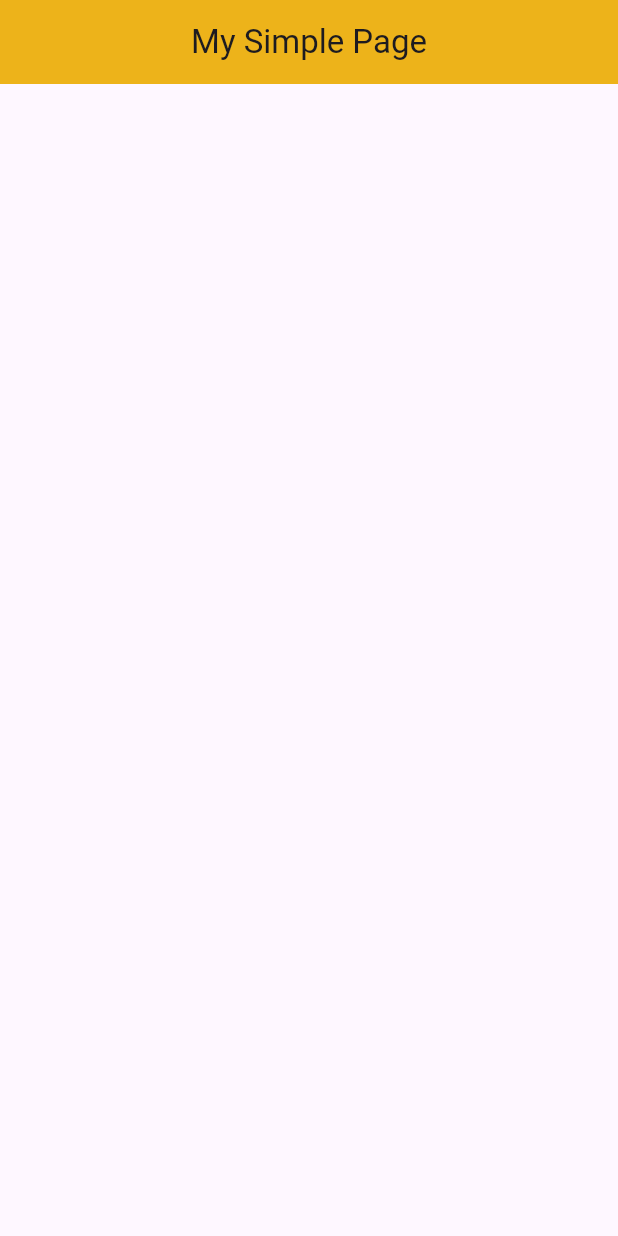
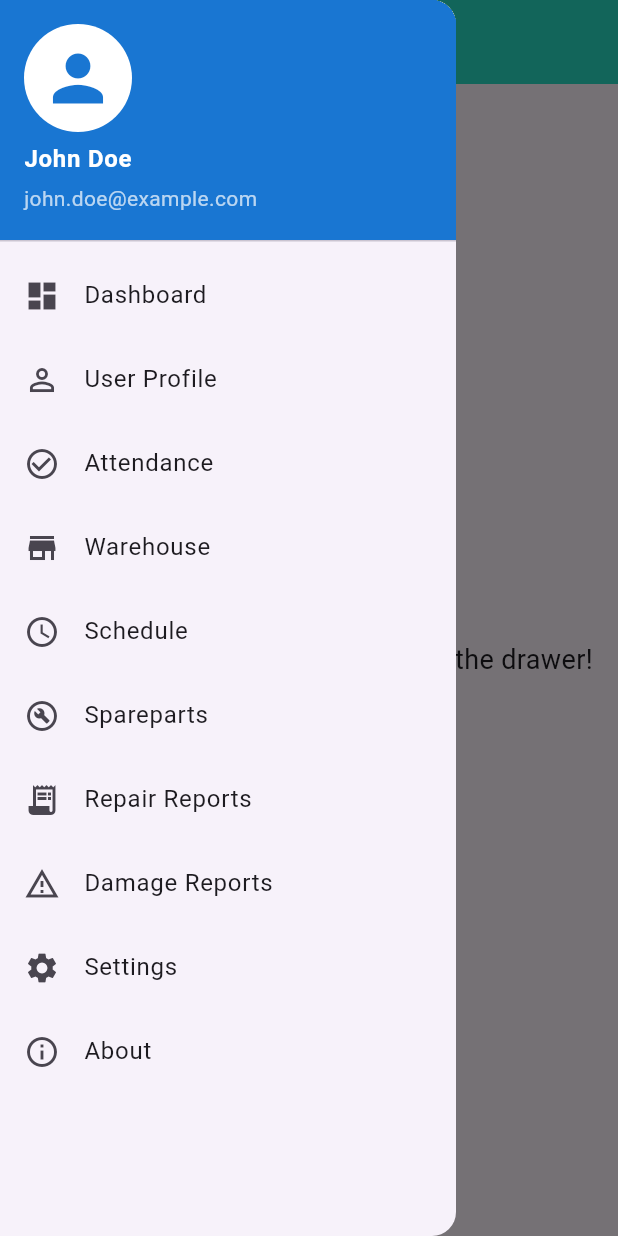
Before and after one commit to Alex16oz/aplikasiflutter1, a Flutter app: the screen it shows after launch, with the side drawer open (before the commit the screen has no drawer), on a phone screen of 412 x 824 dp. Run offline on Flutter 3.47's test engine with Material 3 defaults, Android fonts, the phone set to English and light mode, and no system bars.

Commit message:
nav drawer 1

```diff
--- a/lib/main.dart
+++ b/lib/main.dart
@@ -12,7 +12,11 @@ class MyApp extends StatelessWidget {
     return MaterialApp(
       title: 'Flutter AppBar Demo',
       theme: ThemeData(
-        primarySwatch: Colors.blue,
+        // Using a specific hex color for the primary color
+        primaryColor: const Color(0xFF1EF1C9), // A deep blue color
+        // You can further define your color scheme if needed:
+        // colorScheme: ColorScheme.fromSeed(seedColor: const Color(0xFF0D47A1)),
+        // useMaterial3: true, // Optional: to use Material 3 design
       ),
       home: const SimplePageWithAppBar(),
     );
@@ -27,13 +31,137 @@ class SimplePageWithAppBar extends StatelessWidget {
     return Scaffold(
       appBar: AppBar(
         title: const Text('My Simple Page'),
-        backgroundColor: Colors.amber,
+        // Using a specific hex color for the AppBar background
+        backgroundColor: const Color(0xFF1EF1C9), // Amber color
         elevation: 8.0,
         centerTitle: true,
+        // IconTheme for AppBar icons, if needed, can be set here or in ThemeData
+        // iconTheme: IconThemeData(color: const Color(0xFFFFFFFF)), // Example: White icons
+        // titleTextStyle: TextStyle(color: const Color(0xFF000000)), // Example: Black title
+      ),
+      drawer: Drawer(
+        child: ListView(
+          padding: EdgeInsets.zero,
+          children: <Widget>[
+            UserAccountsDrawerHeader(
+              accountName: const Text(
+                'John Doe',
+                style: TextStyle(
+                  // Using a specific hex color for text
+                  color: Color(0xFFFFFFFF), // White color
+                  fontWeight: FontWeight.bold,
+                ),
+              ),
+              accountEmail: const Text(
+                'john.doe@example.com',
+                style: TextStyle(
+                  // Using a specific hex color with opacity for text
+                  color: Color(0xB3FFFFFF), // White color with 70% opacity
+                ),
+              ),
+              currentAccountPicture: CircleAvatar(
+                // Using a specific hex color for the avatar background
+                backgroundColor: const Color(0xFFFFFFFF), // White color
+                child: Icon(
+                  Icons.person,
+                  size: 50.0,
+                  // Using a specific hex color for the icon
+                  color: const Color(0xFF1976D2), // A medium blue color
+                ),
+              ),
+              decoration: BoxDecoration(
+                // Using a specific hex color for the header background
+                color: const Color(0xFF1976D2), // A medium blue color
+              ),
+            ),
+            ListTile(
+              leading: const Icon(Icons.dashboard),
+              title: const Text('Dashboard'),
+              onTap: () {
+                print('Dashboard tapped');
+                Navigator.pop(context);
+              },
+            ),
+            ListTile(
+              leading: const Icon(Icons.person_outline),
+              title: const Text('User Profile'),
+              onTap: () {
+                print('User Profile tapped');
+                Navigator.pop(context);
+              },
+            ),
+            ListTile(
+              leading: const Icon(Icons.check_circle_outline),
+              title: const Text('Attendance'),
+              onTap: () {
+                print('Attendance tapped');
+                Navigator.pop(context);
+              },
+            ),
+            ListTile(
+              leading: const Icon(Icons.store_mall_directory),
+              title: const Text('Warehouse'),
+              onTap: () {
+                print('Warehouse tapped');
+                Navigator.pop(context);
+              },
+            ),
+            ListTile(
+              leading: const Icon(Icons.schedule),
+              title: const Text('Schedule'),
+              onTap: () {
+                print('Schedule tapped');
+                Navigator.pop(context);
+              },
+            ),
+            ListTile(
+              leading: const Icon(Icons.build_circle_outlined),
+              title: const Text('Spareparts'),
+              onTap: () {
+                print('Spareparts tapped');
+                Navigator.pop(context);
+              },
+            ),
+            ListTile(
+              leading: const Icon(Icons.receipt_long),
+              title: const Text('Repair Reports'),
+              onTap: () {
+                print('Repair Reports tapped');
+                Navigator.pop(context);
+              },
+            ),
+            ListTile(
+              leading: const Icon(Icons.warning_amber_outlined),
+              title: const Text('Damage Reports'),
+              onTap: () {
+                print('Damage Reports tapped');
+                Navigator.pop(context);
+              },
+            ),
+            ListTile(
+              leading: const Icon(Icons.settings),
+              title: const Text('Settings'),
+              onTap: () {
+                print('Settings tapped');
+                Navigator.pop(context);
+              },
+            ),
+            ListTile(
+              leading: const Icon(Icons.info_outline),
+              title: const Text('About'),
+              onTap: () {
+                print('About tapped');
+                Navigator.pop(context);
+              },
+            ),
+          ],
+        ),
       ),
       body: const Center(
-        // The main content of the page
-
+        child: Text(
+          'Swipe right or tap the icon to open the drawer!',
+          style: TextStyle(fontSize: 18.0),
+        ),
       ),
     );
   }
```
